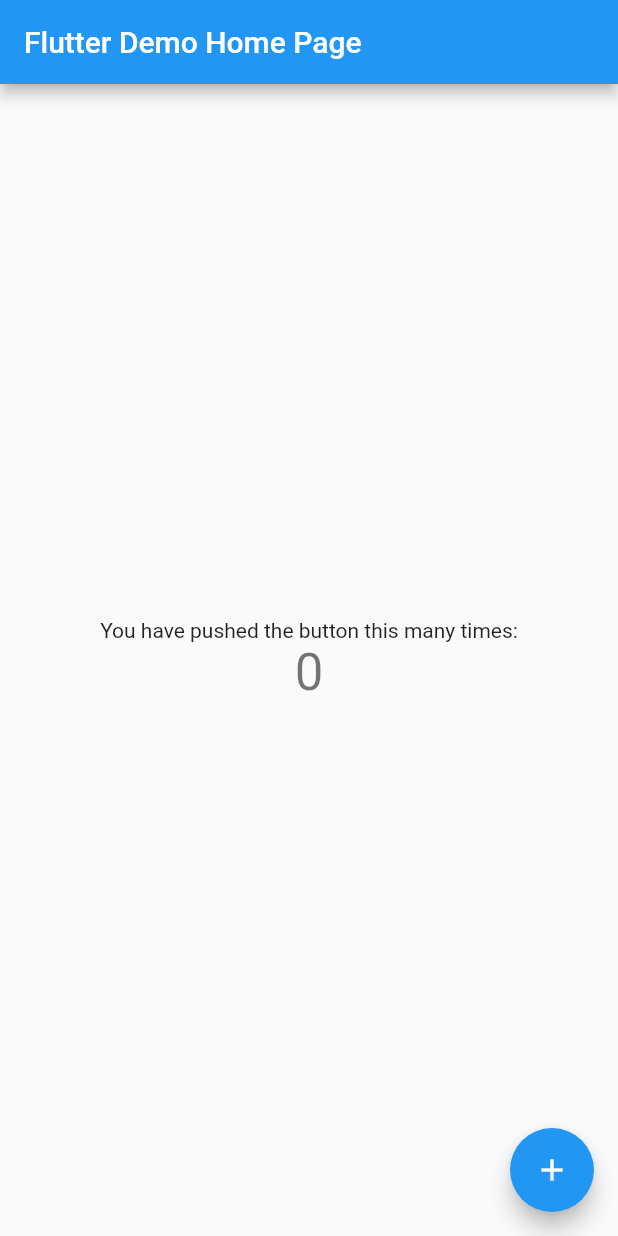
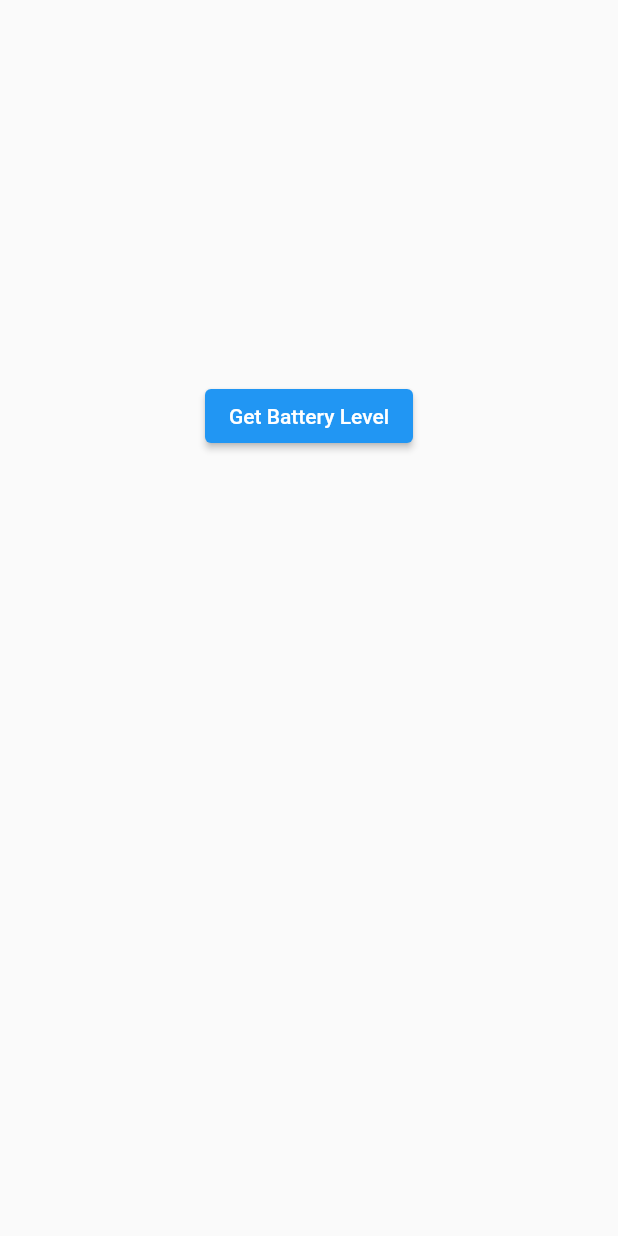
Before and after one commit to petretiandrea/flutter-course, a Flutter app: the screen it shows after launch, on a phone screen of 412 x 824 dp. Run offline on Flutter 3.47's test engine with Material 2 defaults, Android fonts, the light colour scheme and no system bars.

Commit message:
added example of call from dart to native

```diff
--- a/lib/main.dart
+++ b/lib/main.dart
@@ -1,4 +1,5 @@
 import 'package:flutter/material.dart';
+import 'package:flutter/services.dart';
 
 void main() {
   runApp(MyApp());
@@ -11,103 +12,54 @@
     return MaterialApp(
       title: 'Flutter Demo',
       theme: ThemeData(
-        // This is the theme of your application.
-        //
-        // Try running your application with "flutter run". You'll see the
-        // application has a blue toolbar. Then, without quitting the app, try
-        // changing the primarySwatch below to Colors.green and then invoke
-        // "hot reload" (press "r" in the console where you ran "flutter run",
-        // or simply save your changes to "hot reload" in a Flutter IDE).
-        // Notice that the counter didn't reset back to zero; the application
-        // is not restarted.
         primarySwatch: Colors.blue,
       ),
-      home: MyHomePage(title: 'Flutter Demo Home Page'),
+      home: MyHomePage(),
     );
   }
 }
 
 class MyHomePage extends StatefulWidget {
-  MyHomePage({Key key, this.title}) : super(key: key);
-
-  // This widget is the home page of your application. It is stateful, meaning
-  // that it has a State object (defined below) that contains fields that affect
-  // how it looks.
-
-  // This class is the configuration for the state. It holds the values (in this
-  // case the title) provided by the parent (in this case the App widget) and
-  // used by the build method of the State. Fields in a Widget subclass are
-  // always marked "final".
-
-  final String title;
-
   @override
   _MyHomePageState createState() => _MyHomePageState();
 }
 
 class _MyHomePageState extends State<MyHomePage> {
-  int _counter = 0;
+  var _batteryLevel = "";
 
-  void _incrementCounter() {
-    setState(() {
-      // This call to setState tells the Flutter framework that something has
-      // changed in this State, which causes it to rerun the build method below
-      // so that the display can reflect the updated values. If we changed
-      // _counter without calling setState(), then the build method would not be
-      // called again, and so nothing would appear to happen.
-      _counter++;
-    });
+  Future<void> _getBatteryLevel() async {
+    const platform = MethodChannel('course.flutter.dev/battey');
+
+    try {
+      final int level = await platform.invokeMethod('getBatteryLevel');
+      _batteryLevel = "Battery level at ${level} %";
+    } on PlatformException catch (error) {
+      _batteryLevel = "Failed to get battery level: ${error.message}";
+    }
+
+    setState(() {});
+  }
+
+  @override
+  void initState() {
+    super.initState();
   }
 
   @override
   Widget build(BuildContext context) {
-    // This method is rerun every time setState is called, for instance as done
-    // by the _incrementCounter method above.
-    //
-    // The Flutter framework has been optimized to make rerunning build methods
-    // fast, so that you can just rebuild anything that needs updating rather
-    // than having to individually change instances of widgets.
-    return Scaffold(
-      appBar: AppBar(
-        // Here we take the value from the MyHomePage object that was created by
-        // the App.build method, and use it to set our appbar title.
-        title: Text(widget.title),
-      ),
-      body: Center(
-        // Center is a layout widget. It takes a single child and positions it
-        // in the middle of the parent.
+    return Material(
+      child: Center(
         child: Column(
-          // Column is also a layout widget. It takes a list of children and
-          // arranges them vertically. By default, it sizes itself to fit its
-          // children horizontally, and tries to be as tall as its parent.
-          //
-          // Invoke "debug painting" (press "p" in the console, choose the
-          // "Toggle Debug Paint" action from the Flutter Inspector in Android
-          // Studio, or the "Toggle Debug Paint" command in Visual Studio Code)
-          // to see the wireframe for each widget.
-          //
-          // Column has various properties to control how it sizes itself and
-          // how it positions its children. Here we use mainAxisAlignment to
-          // center the children vertically; the main axis here is the vertical
-          // axis because Columns are vertical (the cross axis would be
-          // horizontal).
-          mainAxisAlignment: MainAxisAlignment.center,
-          children: <Widget>[
-            Text(
-              'You have pushed the button this many times:',
+          mainAxisAlignment: MainAxisAlignment.spaceEvenly,
+          children: [
+            ElevatedButton(
+              child: Text('Get Battery Level'),
+              onPressed: _getBatteryLevel,
             ),
-            Text(
-              '$_counter',
-              style: Theme.of(context).textTheme.headline4,
-            ),
+            Text(_batteryLevel),
           ],
         ),
       ),
-      floatingActionButton: FloatingActionButton(
-        onPressed: _incrementCounter,
-        tooltip: 'Increment',
-        child: Icon(Icons.add),
-      ), // This trailing comma makes auto-formatting nicer for build methods.
     );
   }
 }
```
Also changed, not shown: 1 other file.
